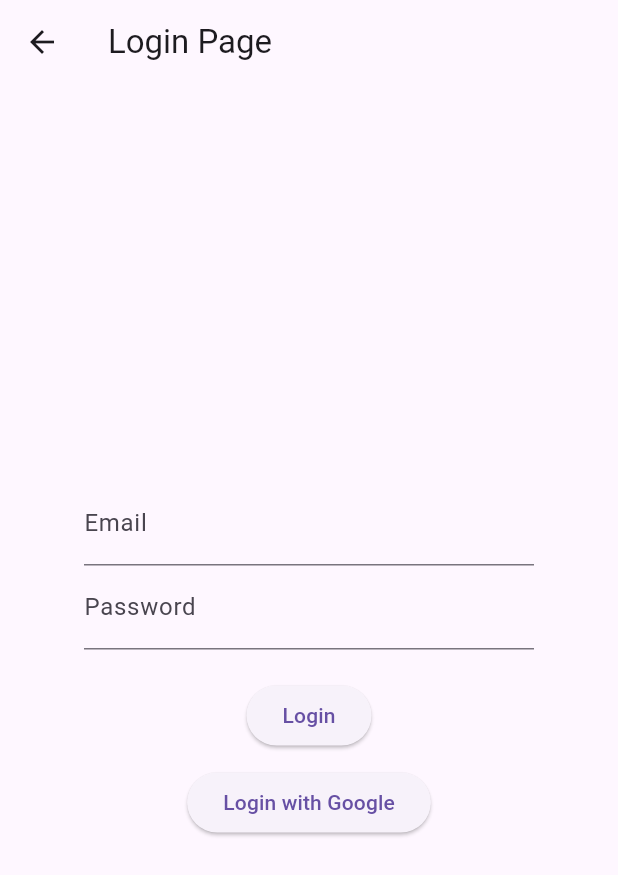
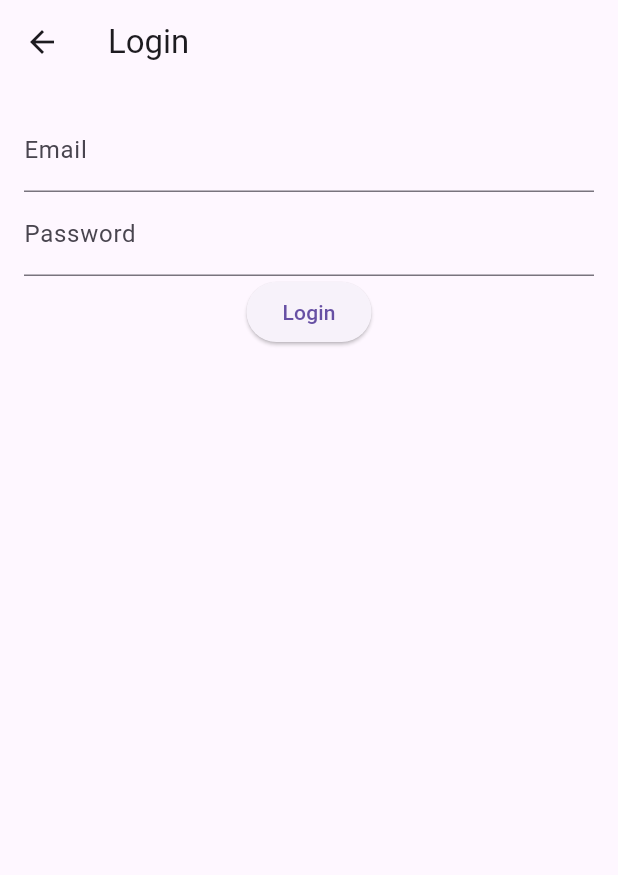
Before and after one commit to Kuater23/psiconnect, a Flutter app: the LoginPage screen opened by its route, on a phone screen of 412 x 824 dp. Shown: the top 875 px of the screen. Run offline on Flutter 3.47's test engine with Material 3 defaults, Android fonts, the phone set to English and light mode, and no system bars; our stand-ins replace cloud_firestore, firebase_auth, firebase_core, flutter_hooks, flutter_riverpod, hooks_riverpod and 2 more; accounts and stored records are empty.

Commit message:
sumo el login_page al reboot

```diff
--- a/lib/src/screens/login_page.dart
+++ b/lib/src/screens/login_page.dart
@@ -1,5 +1,6 @@
 import 'package:flutter/material.dart';
-import 'package:firebase_auth/firebase_auth.dart';
+import 'package:Psiconnect/src/service/auth_service.dart';
+import 'package:firebase_auth/firebase_auth.dart'; // Importa Firebase Auth
 
 class LoginPage extends StatefulWidget {
   @override
@@ -7,95 +8,42 @@ class LoginPage extends StatefulWidget {
 }
 
 class _LoginPageState extends State<LoginPage> {
+  final AuthService _authService = AuthService();
   final TextEditingController _emailController = TextEditingController();
   final TextEditingController _passwordController = TextEditingController();
-  final FirebaseAuth _auth = FirebaseAuth.instance;
-  String _errorMessage = '';
-
-  void _login() async {
-    String email = _emailController.text;
-    String password = _passwordController.text;
-
-    try {
-      UserCredential userCredential = await _auth.signInWithEmailAndPassword(
-        email: email,
-        password: password,
-      );
-      // Navegar a la página principal o mostrar un mensaje de éxito
-    } on FirebaseAuthException catch (e) {
-      setState(() {
-        _errorMessage = e.message ?? 'Error desconocido';
-      });
-    }
-  }
-
-  void _loginWithGoogle() async {
-    GoogleAuthProvider googleProvider = GoogleAuthProvider();
-    googleProvider.addScope('https://www.googleapis.com/auth/contacts.readonly');
-    googleProvider.setCustomParameters({
-      'login_hint': 'user@example.com'
-    });
-
-    try {
-      UserCredential userCredential = await _auth.signInWithPopup(googleProvider);
-      // Navegar a la página principal o mostrar un mensaje de éxito
-    } on FirebaseAuthException catch (e) {
-      setState(() {
-        _errorMessage = e.message ?? 'Error desconocido';
-      });
-    }
-  }
 
   @override
   Widget build(BuildContext context) {
     return Scaffold(
       appBar: AppBar(
-        title: Text('Login Page'),
+        title: Text('Login'),
       ),
-      body: Center( // Envolver en Center para centrar todo
-        child: Padding(
+      body: Padding(
         padding: const EdgeInsets.all(16.0),
         child: Column(
-            mainAxisSize: MainAxisSize.min, // Ajustar el tamaño de la columna
           children: [
-              Container(
-                width: 300, // Ajusta el ancho según sea necesario
-                child: TextField(
+            TextField(
               controller: _emailController,
-                  decoration: InputDecoration(
-                    labelText: 'Email',
+              decoration: InputDecoration(labelText: 'Email'),
             ),
-                  keyboardType: TextInputType.emailAddress,
+            TextField(
+              controller: _passwordController,
+              decoration: InputDecoration(labelText: 'Password'),
+              obscureText: true,
             ),
-              ),
-              Container(
-                width: 300, // Ajusta el ancho según sea necesario
-                child: TextField(
-                  controller: _passwordController,
-                  decoration: InputDecoration(
-                    labelText: 'Password',
-                  ),
-                  obscureText: true,
-                  keyboardType: TextInputType.visiblePassword,
-                ),
-              ),
-              SizedBox(height: 20),
             ElevatedButton(
-                onPressed: _login,
+              onPressed: () async {
+                User? user = await _authService.signInWithEmailAndPassword(
+                  _emailController.text,
+                  _passwordController.text,
+                );
+                if (user != null) {
+                  Navigator.pushReplacementNamed(context, '/');
+                }
+              },
               child: Text('Login'),
             ),
-              SizedBox(height: 10),
-              ElevatedButton(
-                onPressed: _loginWithGoogle,
-                child: Text('Login with Google'),
-              ),
-              if (_errorMessage.isNotEmpty)
-                Text(
-                  _errorMessage,
-                  style: TextStyle(color: Colors.red),
-                ),
           ],
-          ),
         ),
       ),
     );
```
Lines whose indentation alone changed are shown as unchanged.
